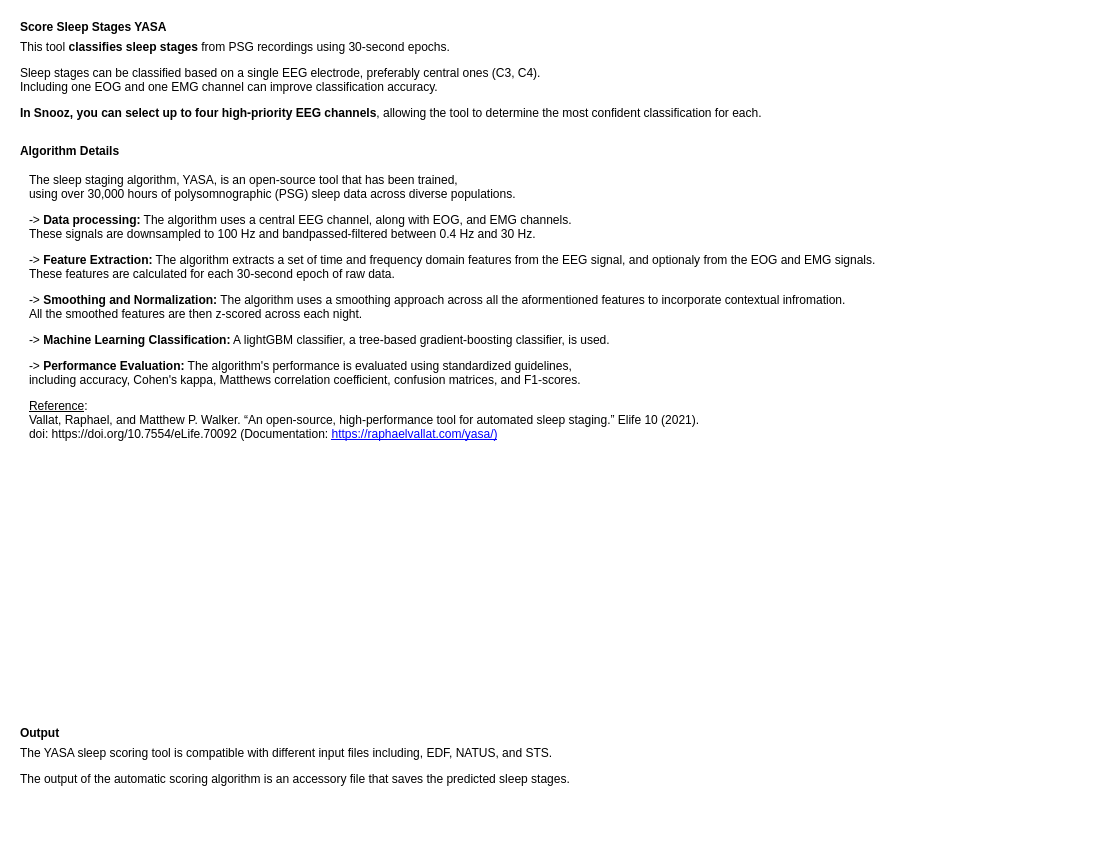
First picture: the form in tools/CEAMSTools/ScoreSleepStagesYASA/AlgoIntroStep/Ui_AlgoIntroStep.ui, repository SnoozToolbox/snooz-package-ceams, before the edit.
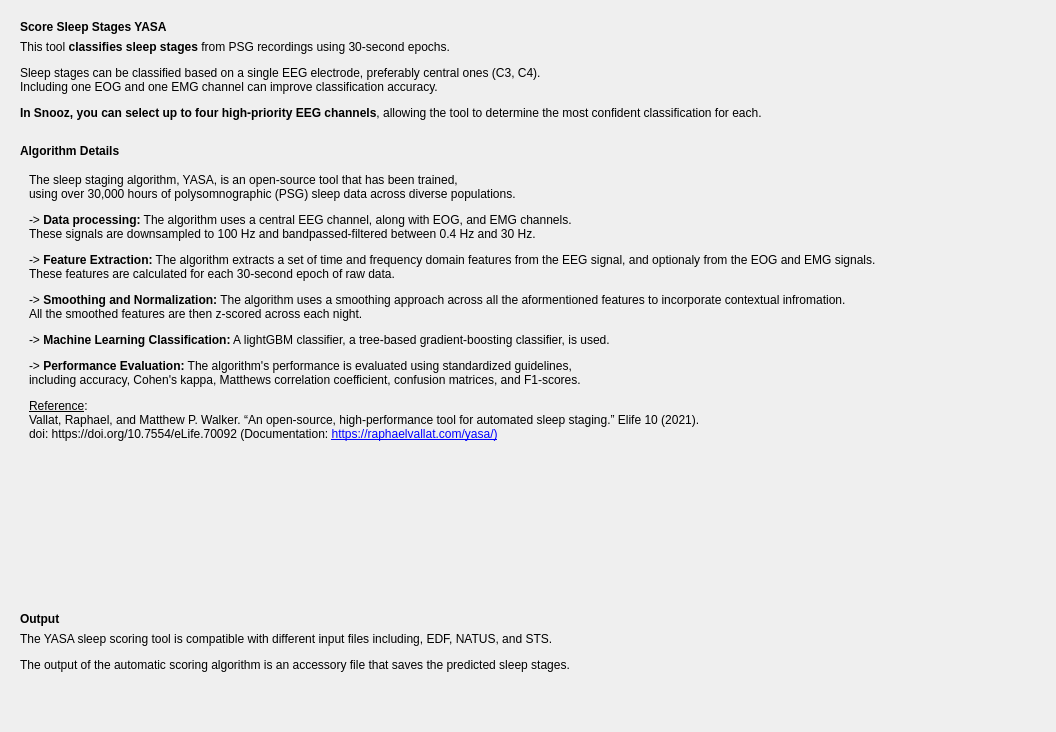
Second picture: the form after the edit.

Commit message: Minor UI modification to be compatible with darkmode

Patch:
```diff
--- a/tools/CEAMSTools/ScoreSleepStagesYASA/AlgoIntroStep/Ui_AlgoIntroStep.ui
+++ b/tools/CEAMSTools/ScoreSleepStagesYASA/AlgoIntroStep/Ui_AlgoIntroStep.ui
@@ -6,15 +6,15 @@
    <rect>
     <x>0</x>
     <y>0</y>
-    <width>1099</width>
-    <height>846</height>
+    <width>1056</width>
+    <height>732</height>
    </rect>
   </property>
   <property name="windowTitle">
    <string>Form</string>
   </property>
   <property name="styleSheet">
-   <string notr="true">font: 12pt &quot;Roboto&quot;;background-color: rgb(255, 255, 255);</string>
+   <string notr="true">font: 12pt &quot;Roboto&quot;;</string>
   </property>
   <layout class="QVBoxLayout" name="verticalLayout_7">
    <item>
@@ -33,7 +33,7 @@
           </size>
          </property>
          <property name="styleSheet">
-          <string notr="true">background-color: rgb(255, 255, 255);</string>
+          <string notr="true"/>
          </property>
          <property name="frameShape">
           <enum>QFrame::Shape::NoFrame</enum>
@@ -48,7 +48,7 @@
           <item>
            <widget class="QLabel" name="label">
             <property name="styleSheet">
-             <string notr="true">background-color: rgb(255, 255, 255);</string>
+             <string notr="true"/>
             </property>
             <property name="lineWidth">
              <number>0</number>
@@ -61,7 +61,7 @@
           <item>
            <widget class="QLabel" name="label_2">
             <property name="styleSheet">
-             <string notr="true">background-color: rgb(255, 255, 255);</string>
+             <string notr="true"/>
             </property>
             <property name="lineWidth">
              <number>0</number>
@@ -83,7 +83,7 @@
           </sizepolicy>
          </property>
          <property name="styleSheet">
-          <string notr="true">background-color: rgb(255, 255, 255);</string>
+          <string notr="true"/>
          </property>
          <property name="frameShape">
           <enum>QFrame::Shape::NoFrame</enum>
@@ -98,7 +98,7 @@
           <item>
            <widget class="QLabel" name="label_3">
             <property name="styleSheet">
-             <string notr="true">background-color: rgb(255, 255, 255);</string>
+             <string notr="true"/>
             </property>
             <property name="lineWidth">
              <number>0</number>
@@ -111,7 +111,7 @@
           <item>
            <widget class="QScrollArea" name="scrollArea">
             <property name="styleSheet">
-             <string notr="true">background-color: rgb(255, 255, 255);</string>
+             <string notr="true"/>
             </property>
             <property name="frameShape">
              <enum>QFrame::Shape::NoFrame</enum>
@@ -127,8 +127,8 @@
               <rect>
                <x>0</x>
                <y>0</y>
-               <width>1161</width>
-               <height>477</height>
+               <width>1156</width>
+               <height>390</height>
               </rect>
              </property>
              <layout class="QHBoxLayout" name="horizontalLayout">
@@ -147,7 +147,7 @@
                  <enum>Qt::ContextMenuPolicy::NoContextMenu</enum>
                 </property>
                 <property name="styleSheet">
-                 <string notr="true">background-color: rgb(255, 255, 255);</string>
+                 <string notr="true"/>
                 </property>
                 <property name="lineWidth">
                  <number>0</number>
@@ -170,7 +170,7 @@
        <item>
         <widget class="QFrame" name="frame_3">
          <property name="styleSheet">
-          <string notr="true">background-color: rgb(255, 255, 255);</string>
+          <string notr="true"/>
          </property>
          <property name="frameShape">
           <enum>QFrame::Shape::NoFrame</enum>
@@ -185,7 +185,7 @@
           <item>
            <widget class="QLabel" name="label_5">
             <property name="styleSheet">
-             <string notr="true">background-color: rgb(255, 255, 255);</string>
+             <string notr="true"/>
             </property>
             <property name="lineWidth">
              <number>0</number>
@@ -198,7 +198,7 @@
           <item>
            <widget class="QLabel" name="label_6">
             <property name="styleSheet">
-             <string notr="true">background-color: rgb(255, 255, 255);</string>
+             <string notr="true"/>
             </property>
             <property name="text">
              <string>&lt;html&gt;&lt;head/&gt;&lt;body&gt;&lt;p&gt;The YASA sleep scoring tool is compatible with different input files including, EDF, NATUS, and STS. &lt;/p&gt;&lt;p&gt;The output of the automatic scoring algorithm is an accessory file that saves the predicted sleep stages.&lt;/p&gt;&lt;/body&gt;&lt;/html&gt;</string>
```
Left out of the diff: 6 changed lines with no effect on the pictures. The commit also changes 3 other files.
